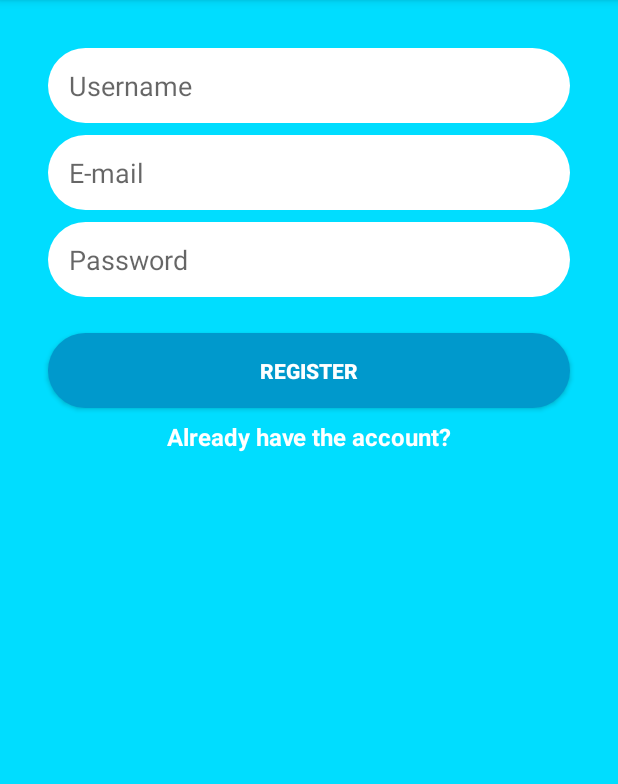
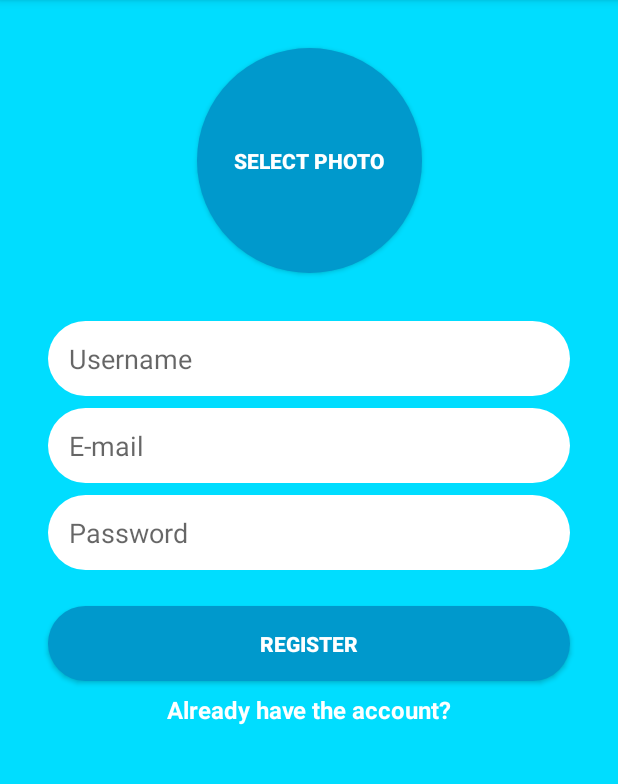
Before and after one commit to kickflip666/kotlin_firebase, an Android app: the screen it shows after launch (MainActivity before the commit, RegisterActivity after it), after a tap on "REGISTER", on a phone screen of 412 x 824 dp, the part 84-868 px from its top. Run offline under Robolectric (Android 15) with nearby library versions, the phone set to English and light mode, and no system bars; our stand-ins replace CircleImageView, Firebase (no records; nobody signed in at launch, a user with empty details on screens opened directly).

Commit message:
Upload Profile Image to Firebase Storage Save users to Firebase Database CircleImageView 3rd Party Dependency

```diff
--- a/KotlinMessenger2/app/build.gradle
+++ b/KotlinMessenger2/app/build.gradle
@@ -37,6 +37,10 @@ dependencies {
 
     implementation 'com.google.firebase:firebase-auth:19.0.0'
     implementation 'com.google.firebase:firebase-firestore:21.0.0'
+    implementation 'com.google.firebase:firebase-storage:19.0.0'
+    implementation 'com.google.firebase:firebase-database:19.0.0'
+
+    implementation 'de.hdodenhof:circleimageview:3.0.1'
 
 }
 
--- a/KotlinMessenger2/app/src/main/AndroidManifest.xml
+++ b/KotlinMessenger2/app/src/main/AndroidManifest.xml
@@ -1,7 +1,7 @@
 <?xml version="1.0" encoding="utf-8"?>
 <manifest xmlns:android="http://schemas.android.com/apk/res/android"
     package="com.letsbuildthatapp.kotlinmessenger">
-
+<uses-permission android:name="android.permission.READ_EXTERNAL_STORAGE"/>
     <application
         android:allowBackup="true"
         android:icon="@mipmap/ic_launcher"
@@ -9,7 +9,7 @@
         android:roundIcon="@mipmap/ic_launcher_round"
         android:supportsRtl="true"
         android:theme="@style/AppTheme">
-        <activity android:name=".MainActivity">
+        <activity android:name=".RegisterActivity">
             <intent-filter>
                 <action android:name="android.intent.action.MAIN" />
 
--- a/KotlinMessenger2/app/src/main/java/com/letsbuildthatapp/kotlinmessenger/MainActivity.kt
+++ /dev/null
@@ -1,61 +0,0 @@
-package com.letsbuildthatapp.kotlinmessenger
-
-import android.content.Intent
-import androidx.appcompat.app.AppCompatActivity
-import android.os.Bundle
-import android.util.Log
-import android.widget.Toast
-import com.google.firebase.auth.FirebaseAuth
-import kotlinx.android.synthetic.main.activity_main.*
-
-class MainActivity : AppCompatActivity() {
-
-    override fun onCreate(savedInstanceState: Bundle?) {
-        super.onCreate(savedInstanceState)
-        setContentView(R.layout.activity_main)
-
-
-
-        register_button_register.setOnClickListener {
-        performRegister()
-
-
-        }
-        already_have_the_account_text_view.setOnClickListener {
-
-            Log.d("MainActivity","Try to show login activity")
-            //launch the login activity somehow
-            val intent = Intent ( this, LoginActivity::class.java)
-            startActivity(intent)
-        }
-    }
-
-    private fun performRegister(){
-        val email = email_edittext_register.text.toString()
-        val password = password_edittext_register.text.toString()
-        val username = username_edittext_register.text.toString()
-
-        if (email.isEmpty() || password.isEmpty()) {
-
-            Toast.makeText(this,"Please enter text in email/pw", Toast.LENGTH_SHORT).show()
-            return
-        }
-
-        Log.d("MainActivity", "Email is:$email")
-        Log.d("MainActivity", "Password: $password")
-        Log.d("MainActivity","Username: $username")
-
-        //Firebase authentication to create user with email and password
-        FirebaseAuth.getInstance().createUserWithEmailAndPassword(email,password)
-            .addOnCompleteListener{
-                if (!it.isSuccessful) return@addOnCompleteListener
-                //else if successful
-                Log.d("Main","Successfully created user with uid: ${it.result?.user?.uid}")
-            }
-            .addOnFailureListener {
-                Log.d ("Main","Failed to create user: ${it.message}")
-                Toast.makeText(this,"Failed to create user: ${it.message}", Toast.LENGTH_SHORT).show()
-
-            }
-    }
-}
--- /dev/null
+++ b/KotlinMessenger2/app/src/main/res/drawable/rounded_select_photo_button.xml
@@ -0,0 +1,8 @@
+<?xml version="1.0" encoding="utf-8"?>
+<shape xmlns:android="http://schemas.android.com/apk/res/android">
+
+    <solid android:color="@android:color/holo_blue_dark"/>
+    <corners android:radius="75dp"/>
+
+
+</shape>
--- a/KotlinMessenger2/app/src/main/res/layout/activity_main.xml
+++ b/KotlinMessenger2/app/src/main/res/layout/activity_register.xml
@@ -5,7 +5,7 @@
     android:layout_width="match_parent"
     android:layout_height="match_parent"
     android:background="@android:color/holo_blue_bright"
-    tools:context=".MainActivity">
+    tools:context=".RegisterActivity">
 
     <EditText
         android:id="@+id/password_edittext_register"
@@ -33,8 +33,9 @@
         android:hint="   Username"
         android:inputType="textPersonName"
         app:layout_constraintEnd_toEndOf="parent"
+        app:layout_constraintHorizontal_bias="0.0"
         app:layout_constraintStart_toStartOf="parent"
-        app:layout_constraintTop_toTopOf="parent" />
+        app:layout_constraintTop_toBottomOf="@+id/selectphoto_button_register" />
 
     <EditText
         android:id="@+id/email_edittext_register"
@@ -76,4 +77,26 @@
         app:layout_constraintStart_toStartOf="@+id/register_button_register"
         app:layout_constraintTop_toBottomOf="@+id/register_button_register" />
 
+    <Button
+        android:id="@+id/selectphoto_button_register"
+        android:layout_width="150dp"
+        android:layout_height="150dp"
+        android:layout_marginTop="32dp"
+        android:background="@drawable/rounded_select_photo_button"
+        android:textStyle="bold"
+        android:textColor="@android:color/white"
+        android:text="Select photo"
+        app:layout_constraintEnd_toEndOf="parent"
+        app:layout_constraintStart_toStartOf="parent"
+        app:layout_constraintTop_toTopOf="parent" />
+
+    <de.hdodenhof.circleimageview.CircleImageView
+        android:id="@+id/selectphoto_imageview_register"
+        app:civ_border_width="4dp"
+        android:layout_width="150dp"
+        android:layout_height="150dp"
+        app:layout_constraintBottom_toBottomOf="@+id/selectphoto_button_register"
+        app:layout_constraintEnd_toEndOf="@+id/selectphoto_button_register"
+        app:layout_constraintStart_toStartOf="@+id/selectphoto_button_register"
+        app:layout_constraintTop_toTopOf="@+id/selectphoto_button_register" />
 </androidx.constraintlayout.widget.ConstraintLayout>
```
Also changed, not shown: KotlinMessenger2/app/src/main/java/com/letsbuildthatapp/kotlinmessenger/RegisterActivity.kt (added, +146 -0 lines).
